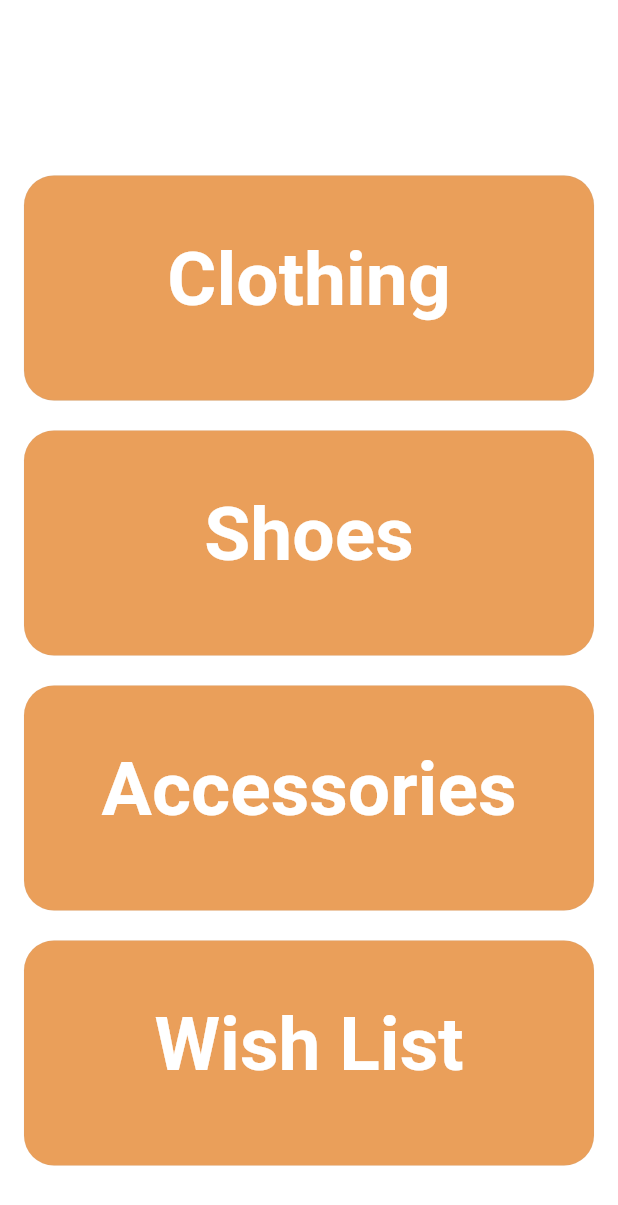
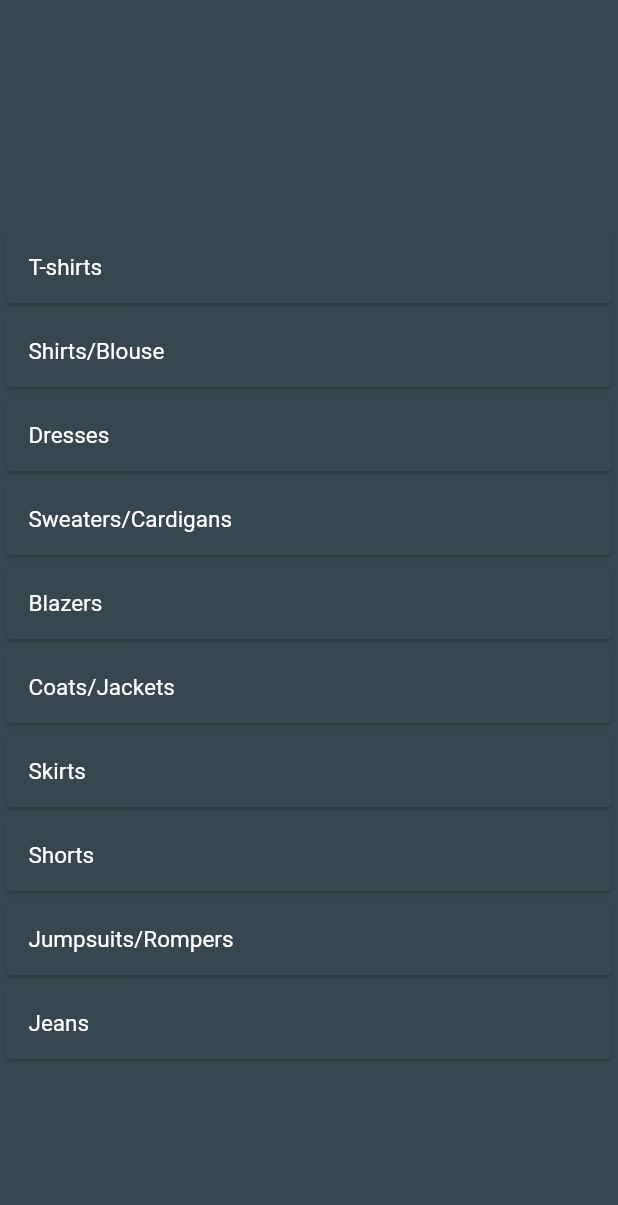
Before and after one commit to RujH/ClosetTracker, a Flutter app: the Closet screen opened directly, after a tap on "Clothing", on a phone screen of 412 x 824 dp. Shown: the top 1205 px of the screen. Run offline on Flutter 3.47's test engine with Material 2 defaults, Android fonts, the phone set to English and light mode, and no system bars; our stand-ins replace cloud_firestore, curved_navigation_bar, firebase_auth, flutter_spinkit, material_design_icons_flutter; missing offline and left inert: foldable_sidebar; accounts and stored records are empty.

Commit message:
finished Cloth button

```diff
--- a/lib/models/cloth.dart
+++ b/lib/models/cloth.dart
@@ -1,8 +1,8 @@
-class Cloth {
+class cloth {
   final String type;
   final String size;
   final String color;
   final String brand;
 
-  Cloth({this.type,this.size,this.color,this.brand});
+  cloth({this.type,this.size,this.color,this.brand});
 }
--- a/lib/screens/pages/Closet/Cloth/Cloth.dart
+++ b/lib/screens/pages/Closet/Cloth/Cloth.dart
@@ -0,0 +1,193 @@
+
+import 'package:flutter/cupertino.dart';
+import 'package:flutter/material.dart';
+import 'package:material_design_icons_flutter/material_design_icons_flutter.dart';
+
+
+
+class Cloth extends StatefulWidget {
+  @override
+  _ClothState createState() => _ClothState();
+}
+
+class _ClothState extends State<Cloth> {
+  List<String> catagories = [
+    'T-shirts','Shirts/Blouse','Dresses','Sweaters/Cardigans', 'Blazers','Coats/Jackets','Skirts','Shorts','Jumpsuits/Rompers', 'Jeans'
+  ];
+  @override
+  Widget build(BuildContext context) {
+    return Scaffold(
+
+      body: new Container(
+        //margin: EdgeInsets.symmetric(vertical: 20.0),
+        padding: EdgeInsets.only(top: 150.0),
+        color: Colors.blueGrey[800],
+        child: new ListView.builder(
+          reverse: false,
+          itemBuilder: (_, int index) => Eachlist(this.catagories[index]),
+          itemCount: this.catagories.length,
+        ),
+      ),
+
+    );
+  }
+}
+class Eachlist extends StatelessWidget {
+  final String name;
+  Eachlist(this.name);
+  @override
+  Widget build(BuildContext context) {
+    return new Card(
+
+      color: Colors.blueGrey[800],
+      child: new Container(
+
+        padding: EdgeInsets.all(15.0),
+        child: new Row(
+
+           children: <Widget>[
+             InkWell(
+               onTap: ((){print("BOX"); }),
+               child: Container(
+                 child:new Text(name,style: TextStyle(fontSize: 15.0, color: Colors.white)),
+                 padding: EdgeInsets.only(right: 10.0),
+
+               ),
+             ),
+          ],
+        ),
+      ),
+    );
+  }
+}
+
+
+
+
+//class Cloth extends StatelessWidget {
+//  @override
+//  Widget build(BuildContext context) {
+//    return Scaffold(
+//         //color: Color(0xffFF7F50),
+//        body: Column(
+//        crossAxisAlignment: CrossAxisAlignment.center,
+//        mainAxisAlignment: MainAxisAlignment.center,
+//
+//        children: <Widget>[
+////          Align(
+////            alignment: Alignment.center,
+////            child: Padding(
+////              padding: EdgeInsets.only(bottom: 20.0),
+////            ),
+////          ),
+////          InkWell(
+////
+////            onTap: () {print("box 2 ");},
+////            child: Container(
+////              width: 380.0,
+////              height: 150.0,
+////              padding: EdgeInsets.only(top: 40.0),
+////              child: Text(
+////                "Shoes",
+////                textAlign: TextAlign.center,
+////                style: TextStyle( color: Colors.white,  fontWeight: FontWeight.bold, fontSize: 50, fontStyle:FontStyle.normal ),
+////
+////              ),
+////
+////              decoration: BoxDecoration(
+////                //color: Color(0xffEA9F5A),
+////                borderRadius: BorderRadius.circular(20.0),
+////                border: Border(
+////                  bottom: BorderSide(
+////                    color: Colors.black,
+////                    width: 5.0,
+////                  )
+////                    //color: Colors.grey.withOpacity(0.3), width: .2
+////                ),
+//////                border: Border(
+//////                    left: BorderSide( //                   <--- left side
+//////                      color: Colors.black,
+//////                      width: 3.0,
+//////                  ),
+//////                    //color: Colors.grey.withOpacity(0.3), width: .2
+//////                ),
+////              ),
+////            ),
+////
+////          ),
+//          Align(
+//            alignment: Alignment.center,
+//            child: Padding(
+//              padding: EdgeInsets.only(bottom: 20.0),
+//            ),
+//          ),
+//
+//          InkWell(
+//            onTap: () {print("box 3 ");},
+//            child: Container(
+//              width: 400.0,
+//              height: 20.0,
+//              padding: EdgeInsets.only(top: 40.0),
+//              //child: Text(
+//                //"Accessories",
+//                //textAlign: TextAlign.center,
+//                //style: TextStyle( color: Colors.white,  fontWeight: FontWeight.bold, fontSize: 50, fontStyle:FontStyle.normal ),
+//
+//              //),
+//              decoration: BoxDecoration(
+//                color: Color(0xffEA9F5),
+//                borderRadius: BorderRadius.circular(20.0),
+//                border: Border.all(
+//                    color: Colors.grey.withOpacity(0.3), width: .2
+//                ),
+//              ),
+//            ),
+//          ),
+//        ],
+//      ),
+//    );
+//  }
+//}
+//
+//
+////
+////class Cloth extends StatelessWidget {
+////
+////
+////  @override
+////  Widget build(BuildContext context) {
+////    return Container(
+////
+////      child: Column(
+////        crossAxisAlignment: CrossAxisAlignment.center,
+////        mainAxisAlignment: MainAxisAlignment.center,
+////
+////        children: <Widget>[
+//////          Align(
+//////            alignment: Alignment.center,
+//////            child: Padding(
+//////              padding: EdgeInsets.only(bottom: 20.0),
+//////            ),
+//////          ),
+////          InkWell(
+////            child: Container(
+////              margin: const EdgeInsets.all(15.0),
+////              padding: const EdgeInsets.all(3.0),
+////              decoration: BoxDecoration(
+////                  border: Border(
+////                    left: BorderSide(
+////                        color: Colors.black,
+////                        width: 3.0
+////                    ),
+////                  )
+////              ),
+////              child: Text("My Awesome Border"),
+////            ),
+////
+////
+////          ),
+////        ],
+////      ),
+////    );
+////  }
+////}
--- a/lib/screens/pages/closet.dart
+++ b/lib/screens/pages/closet.dart
@@ -1,6 +1,7 @@
 
 import 'package:flutter/cupertino.dart';
 import 'package:flutter/material.dart';
+import 'package:myapp/screens/pages/Closet/Cloth/Cloth.dart';
 import 'package:myapp/services/auth.dart';
 import 'package:myapp/services/database.dart';
 import 'package:provider/provider.dart';
@@ -12,7 +13,7 @@ class Closet extends StatelessWidget {
   @override
   Widget build(BuildContext context) {
       return Scaffold(
-        backgroundColor: Colors.white,
+        backgroundColor: Colors.blueGrey[800],
         body: Column(
           crossAxisAlignment: CrossAxisAlignment.center,
           mainAxisAlignment: MainAxisAlignment.center,
@@ -20,25 +21,28 @@ class Closet extends StatelessWidget {
             Align(
               alignment: Alignment.center,
               child: Padding(
-                  padding: EdgeInsets.only(top: 50.0, bottom: 20.0),
+                  padding: EdgeInsets.only(top: 100.0, bottom: 20.0),
                   ),
             ),
             InkWell(
-                onTap: () {print("box 1 ");},
+                onTap: () {
+                  //print("box 1 ");
+                  Navigator.of(context).push(MaterialPageRoute(builder: (context)=>Cloth()));
+                },
                 child: Container(
-                      width: 380.0,
-                      height: 150.0,
-                      padding: EdgeInsets.only(top: 40.0),
+                      width: 390.0,
+                      height: 130.0,
+                      padding: EdgeInsets.only(top: 60.0),
                       child: Text(
                         "Clothing",
                         textAlign: TextAlign.center,
-                        style: TextStyle( color: Colors.white,  fontWeight: FontWeight.bold, fontSize: 50, fontStyle:FontStyle.normal ),
+                        style: TextStyle( color: Color(0xffEA9F5A),  fontWeight: FontWeight.bold, fontSize: 30, fontStyle:FontStyle.normal ),
 
                       ),
                       decoration: BoxDecoration(
 
-                          color: Color(0xffEA9F5A),
-                          borderRadius: BorderRadius.circular(20.0),
+                          color: Colors.white,
+                          borderRadius: BorderRadius.circular(10.0),
                           border: Border.all(
                             color: Colors.grey.withOpacity(0.5), width: .2
                           ),
@@ -56,18 +60,18 @@ class Closet extends StatelessWidget {
           InkWell(
             onTap: () {print("box 2 ");},
             child: Container(
-              width: 380.0,
-              height: 150.0,
+              width: 390.0,
+              height: 130.0,
               padding: EdgeInsets.only(top: 40.0),
               child: Text(
                 "Shoes",
                 textAlign: TextAlign.center,
-                style: TextStyle( color: Colors.white,  fontWeight: FontWeight.bold, fontSize: 50, fontStyle:FontStyle.normal ),
+                style: TextStyle( color: Color(0xffEA9F5A),  fontWeight: FontWeight.bold, fontSize: 30, fontStyle:FontStyle.normal ),
 
               ),
               decoration: BoxDecoration(
-                color: Color(0xffEA9F5A),
-                borderRadius: BorderRadius.circular(20.0),
+                color: Colors.white,
+                borderRadius: BorderRadius.circular(10.0),
                 border: Border.all(
                   color: Colors.grey.withOpacity(0.3), width: .2
                 ),
@@ -84,18 +88,18 @@ class Closet extends StatelessWidget {
           InkWell(
             onTap: () {print("box 3 ");},
             child: Container(
-              width: 380.0,
-              height: 150.0,
+              width: 390.0,
+              height: 130.0,
               padding: EdgeInsets.only(top: 40.0),
               child: Text(
                 "Accessories",
                 textAlign: TextAlign.center,
-                style: TextStyle( color: Colors.white,  fontWeight: FontWeight.bold, fontSize: 50, fontStyle:FontStyle.normal ),
+                style: TextStyle( color: Color(0xffEA9F5A),  fontWeight: FontWeight.bold, fontSize: 30, fontStyle:FontStyle.normal ),
 
               ),
               decoration: BoxDecoration(
-                  color: Color(0xffEA9F5A),
-                  borderRadius: BorderRadius.circular(20.0),
+                  color: Colors.white,
+                  borderRadius: BorderRadius.circular(10.0),
                   border: Border.all(
                       color: Colors.grey.withOpacity(0.3), width: .2
                   ),
@@ -111,20 +115,21 @@ class Closet extends StatelessWidget {
          InkWell(
           onTap: () {print("box 4 ");},
           child: Container(
-              width: 380.0,
-              height: 150.0,
-            padding: EdgeInsets.only(top: 40.0),
+              width: 390.0,
+              height: 130.0,
+            padding: EdgeInsets.only(top: 40.0, bottom: 10.0),
+
             child: Text(
               "Wish List",
               textAlign: TextAlign.center,
-              style: TextStyle( color: Colors.white,  fontWeight: FontWeight.bold, fontSize: 50, fontStyle:FontStyle.normal ),
+              style: TextStyle( color: Color(0xffEA9F5A),  fontWeight: FontWeight.bold, fontSize: 30, fontStyle:FontStyle.normal ),
 
             ),
               decoration: BoxDecoration(
-                  color: Color(0xffEA9F5A),
-                  borderRadius: BorderRadius.circular(20.0),
+                  color: Colors.white,
+                  borderRadius: BorderRadius.circular(10.0),
                   border: Border.all(
-                    color: Colors.grey.withOpacity(0.3), width: .2
+                    color: Colors.grey.withOpacity(0.1), width: .3
                   ),
               ),
             ),
--- a/lib/services/database.dart
+++ b/lib/services/database.dart
@@ -19,9 +19,9 @@ class DatabaseService{
 
   }
   //cloth list from snapshot
-  List<Cloth> _clothListFromSnapshot(QuerySnapshot snapshot){
+  List<cloth> _clothListFromSnapshot(QuerySnapshot snapshot){
     return snapshot.documents.map((doc) {
-      return Cloth(
+      return cloth(
         type : doc.data['type'] ?? '',
         size: doc.data['size'] ?? '',
         color: doc.data['color'] ?? '',
@@ -45,7 +45,7 @@ class DatabaseService{
 
   //get closets stream
   //notify us of any document changes in our database
-  Stream <List<Cloth>> get clothItem {
+  Stream <List<cloth>> get clothItem {
     return clothCollection.snapshots()
     .map(_clothListFromSnapshot);
   }
```
